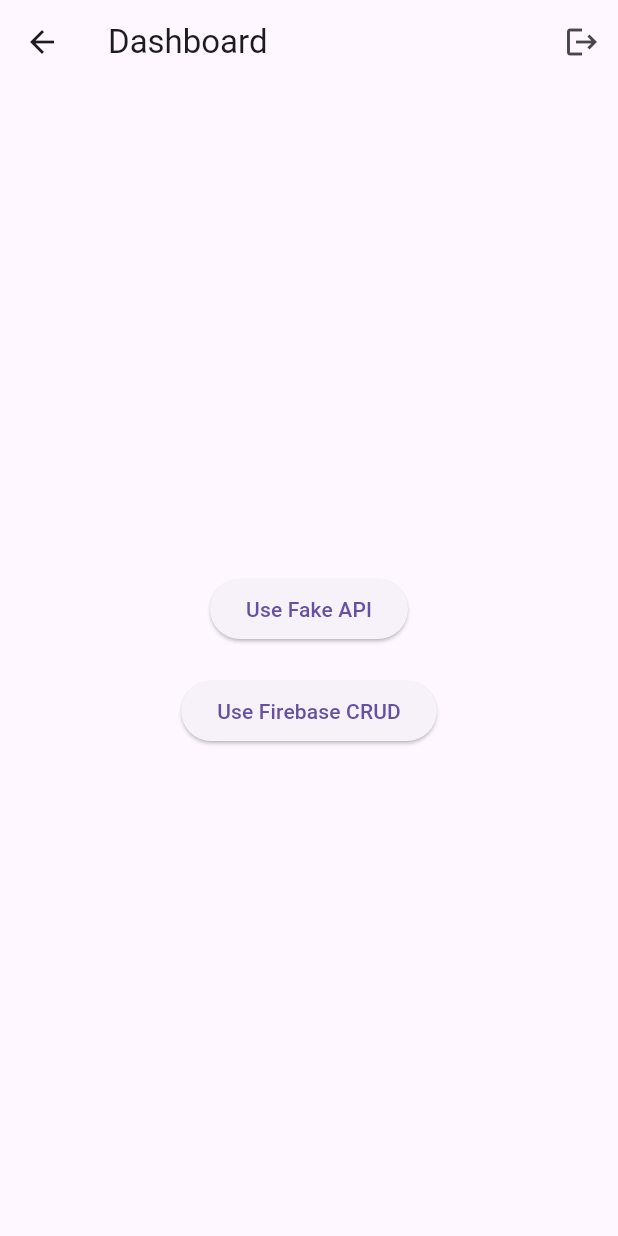
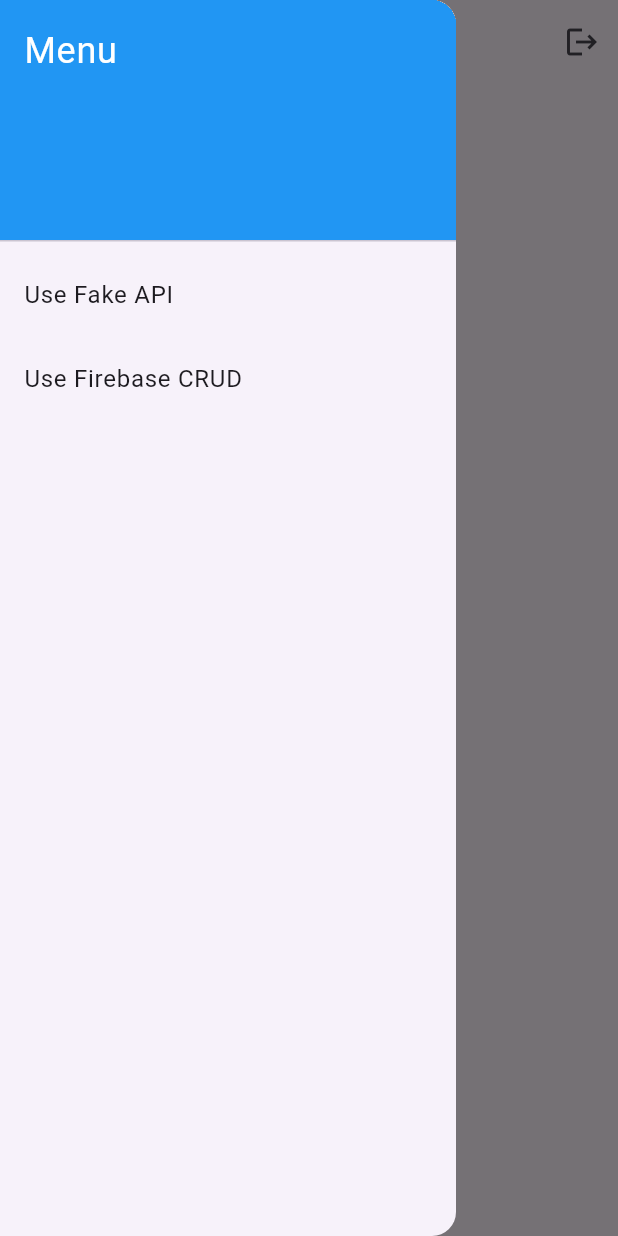
Before and after one commit to ahmedsoumri01/auth-crud-_-firebase-flutter, a Flutter app: the DashboardPage screen opened by its route, with the side drawer open (before the commit the screen has no drawer), on a phone screen of 412 x 824 dp. Run offline on Flutter 3.47's test engine with Material 3 defaults, Android fonts, the phone set to English and light mode, and no system bars; our stand-ins replace animate_do, cloud_firestore, firebase_auth, firebase_core; accounts and stored records are empty.

Commit message:
add slid menu

```diff
--- a/lib/dashboard_page.dart
+++ b/lib/dashboard_page.dart
@@ -1,17 +1,15 @@
 import 'package:flutter/material.dart';
-import 'package:ahmedfoued/service/auth_service.dart'; // Import your AuthService
+import 'package:ahmedfoued/service/auth_service.dart';
 import 'fake_api/fake_api_page.dart';
 import 'fire_crud/fire_crud_page.dart';
 
 class DashboardPage extends StatelessWidget {
   final AuthService authService = AuthService();
 
-   DashboardPage({super.key});
+  DashboardPage({super.key});
 
   Future<void> _logout(BuildContext context) async {
     await authService.signOut();
-    // Navigate back to the login page
-    // ignore: use_build_context_synchronously
     Navigator.of(context).pushReplacementNamed('/login');
   }
 
@@ -29,23 +27,44 @@
           ),
         ],
       ),
-      body: Center(
+      drawer: Drawer(
+        child: ListView(
+          padding: EdgeInsets.zero,
+          children: [
+            const DrawerHeader(
+              decoration: BoxDecoration(
+                color: Colors.blue,
+              ),
+              child: Text(
+                'Menu',
+                style: TextStyle(
+                  color: Colors.white,
+                  fontSize: 24,
+                ),
+              ),
+            ),
+            ListTile(
+              title: const Text('Use Fake API'),
+              onTap: () {
+                Navigator.pop(context); // Close the drawer
+                Navigator.push(context, MaterialPageRoute(builder: (context) => const FakeApiPage()));
+              },
+            ),
+            ListTile(
+              title: const Text('Use Firebase CRUD'),
+              onTap: () {
+                Navigator.pop(context); // Close the drawer
+                Navigator.push(context, MaterialPageRoute(builder: (context) => const FireCrudPage()));
+              },
+            ),
+          ],
+        ),
+      ),
+      body: const Center(
         child: Column(
           mainAxisAlignment: MainAxisAlignment.center,
           children: [
-            ElevatedButton(
-              onPressed: () {
-                Navigator.push(context, MaterialPageRoute(builder: (context) => const FakeApiPage()));
-              },
-              child: const Text('Use Fake API'),
-            ),
-            const SizedBox(height: 20),
-            ElevatedButton(
-              onPressed: () {
-                Navigator.push(context, MaterialPageRoute(builder: (context) => const FireCrudPage()));
-              },
-              child: const Text('Use Firebase CRUD'),
-            ),
+            // Remove the ElevatedButtons from here
           ],
         ),
       ),
--- a/lib/forgot_password_page.dart
+++ b/lib/forgot_password_page.dart
@@ -1,8 +1,10 @@
+// ignore_for_file: depend_on_referenced_packages
+
 import 'package:flutter/material.dart';
 import 'package:firebase_auth/firebase_auth.dart';
 
 class ForgotPasswordPage extends StatelessWidget {
-  const ForgotPasswordPage({Key? key}) : super(key: key);
+  const ForgotPasswordPage({super.key});
 
   Future<void> _sendPasswordResetEmail(BuildContext context, String email) async {
     try {
--- a/lib/main.dart
+++ b/lib/main.dart
@@ -27,10 +27,10 @@
       initialRoute: '/',
       routes: {
         '/': (context) => const HomePage(),
-        '/login': (context) => LoginPage(),
+        '/login': (context) => const LoginPage(),
         '/signup': (context) =>  SignupPage(),
         '/dashboard': (context) =>   DashboardPage(), // Add the dashboard route
-              '/forgot_password': (context) => ForgotPasswordPage(), // Add the route for the new page
+              '/forgot_password': (context) => const ForgotPasswordPage(), // Add the route for the new page
       },
     );
   }
```
Also changed, not shown: lib/auth/signup.dart (+48 -23 lines), lib/fake_api/fake_api_page.dart (+68 -4 lines), lib/service/fake_api_service.dart (+30 -4 lines).
